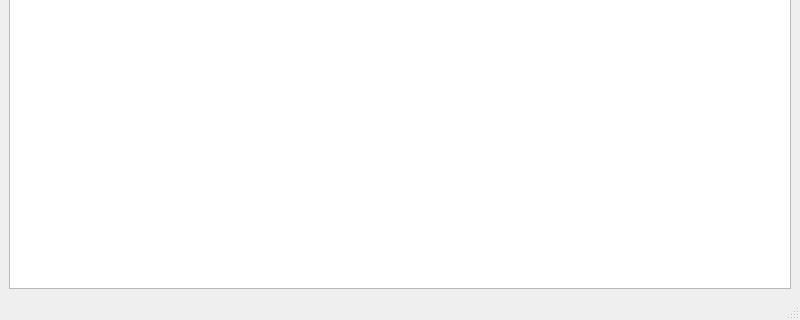
The window that MainWindow.ui (mrEscow/GB_QT) describes before a commit, drawn with Qt 5; both pictures show x 0 to 800 and y 280 to 600 of the 800 by 600 pixel window.
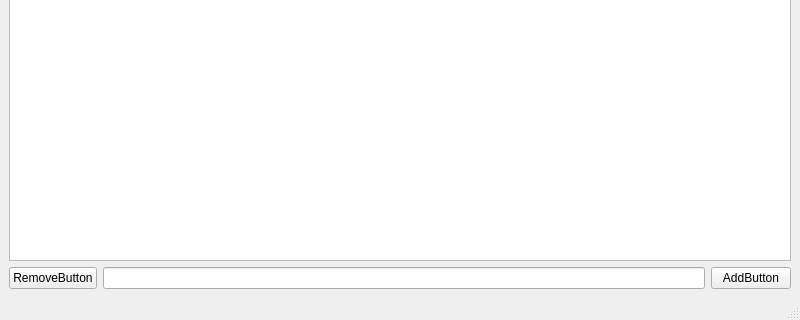
The same window after the commit.

What changed in the file:
```diff
--- a/MainWindow.ui
+++ b/MainWindow.ui
@@ -27,6 +27,27 @@
       <item>
        <widget class="QListView" name="listView"/>
       </item>
+      <item>
+       <layout class="QHBoxLayout" name="horizontalLayout">
+        <item>
+         <widget class="QPushButton" name="pushButton_3">
+          <property name="text">
+           <string>RemoveButton</string>
+          </property>
+         </widget>
+        </item>
+        <item>
+         <widget class="QLineEdit" name="lineEdit"/>
+        </item>
+        <item>
+         <widget class="QPushButton" name="pushButton">
+          <property name="text">
+           <string>AddButton</string>
+          </property>
+         </widget>
+        </item>
+       </layout>
+      </item>
      </layout>
     </item>
    </layout>
```
